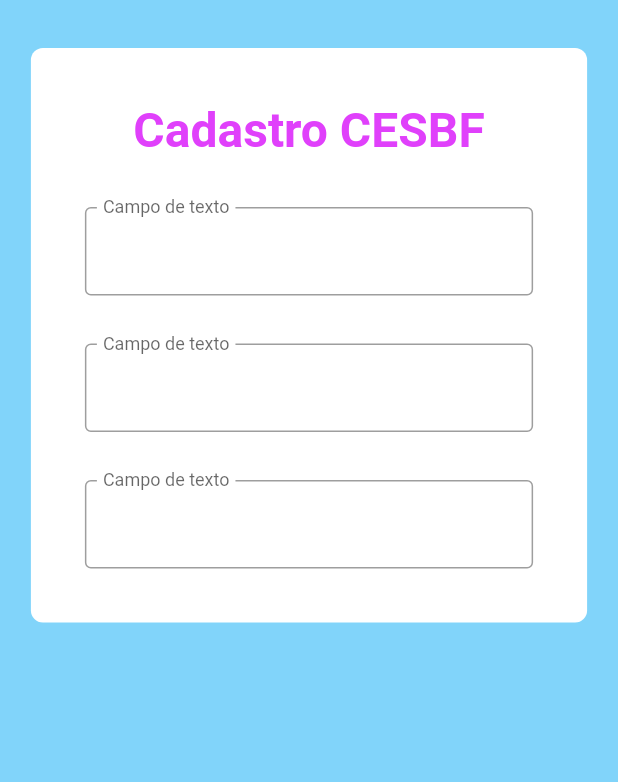
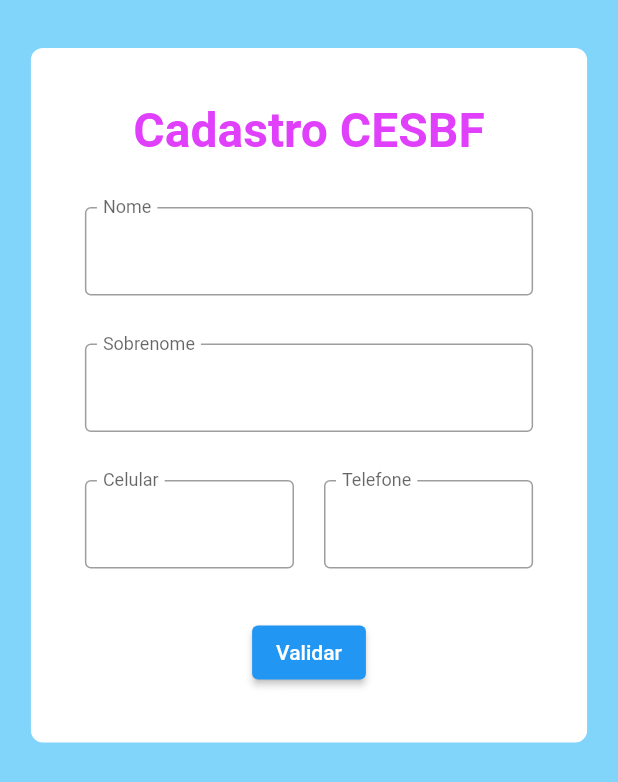
Before and after one commit to NEMJ/formulario, a Flutter app: the screen it shows after launch, on a phone screen of 412 x 824 dp. Shown: the top 782 px of the screen. Run offline on Flutter 3.47's test engine with Material 2 defaults, Android fonts, the phone set to English and light mode, and no system bars.

Commit message:
campo de texto adicionado

```diff
--- /dev/null
+++ b/lib/controllers/form_controllers.dart
@@ -0,0 +1,7 @@
+import 'package:flutter/material.dart';
+
+class Controllers {
+  static TextEditingController nameController = TextEditingController();
+  static TextEditingController lastNameController = TextEditingController();
+  static TextEditingController celularController = TextEditingController();
+}
--- a/lib/pages/main_page.dart
+++ b/lib/pages/main_page.dart
@@ -1,4 +1,5 @@
 import 'package:flutter/material.dart';
+import '../controllers/form_controllers.dart';
 
 class MainPage extends StatefulWidget {
   const MainPage({super.key});
@@ -19,7 +20,7 @@ class _MainPageState extends State<MainPage> {
       backgroundColor: Colors.lightBlue[200],
       body: SingleChildScrollView(
         child: Padding(
-          padding: const EdgeInsets.only(top: 32.0),
+          padding: const EdgeInsets.symmetric(vertical: 32.0),
           child: Center(
             child: Container(
               padding: const EdgeInsets.all(36.0),
@@ -29,8 +30,8 @@ class _MainPageState extends State<MainPage> {
                 borderRadius: BorderRadius.circular(8),
               ),
               child: Column(
-                children: const [
-                  Text(
+                children: [
+                  const Text(
                     'Cadastro CESBF',
                     style: TextStyle(
                       fontSize: 32,
@@ -38,29 +39,57 @@ class _MainPageState extends State<MainPage> {
                       color: Colors.purpleAccent,
                     ),
                   ),
-                  SizedBox(height: 32),
+                  const SizedBox(height: 32),
                   TextField(
-                    decoration: InputDecoration(
-                      labelText: 'Campo de texto',
+                    controller: Controllers.nameController,
+                    decoration: const InputDecoration(
+                      labelText: 'Nome',
                       floatingLabelBehavior: FloatingLabelBehavior.always,
                       border: OutlineInputBorder(),
                     ),
                   ),
-                  SizedBox(height: 32),
+                  const SizedBox(height: 32),
                   TextField(
-                    decoration: InputDecoration(
-                      labelText: 'Campo de texto',
+                    controller: Controllers.lastNameController,
+                    decoration: const InputDecoration(
+                      labelText: 'Sobrenome',
                       floatingLabelBehavior: FloatingLabelBehavior.always,
                       border: OutlineInputBorder(),
                     ),
                   ),
-                  SizedBox(height: 32),
-                  TextField(
-                    decoration: InputDecoration(
-                      labelText: 'Campo de texto',
-                      floatingLabelBehavior: FloatingLabelBehavior.always,
-                      border: OutlineInputBorder(),
-                    ),
+                  const SizedBox(height: 32),
+                  Row(
+                    children: [
+                      Flexible(
+                        child: TextField(
+                          controller: Controllers.celularController,
+                          decoration: const InputDecoration(
+                            labelText: 'Celular',
+                            floatingLabelBehavior: FloatingLabelBehavior.always,
+                            border: OutlineInputBorder(),
+                          ),
+                        ),
+                      ),
+                      const SizedBox(width: 20),
+                      Flexible(
+                        child: TextField(
+                          decoration: const InputDecoration(
+                            labelText: 'Telefone',
+                            floatingLabelBehavior: FloatingLabelBehavior.always,
+                            border: OutlineInputBorder(),
+                          ),
+                        ),
+                      ),
+                    ],
+                  ),
+                  const SizedBox(height: 32),
+                  ElevatedButton(
+                    child: const Text('Validar'),
+                    onPressed: () {
+                      print(Controllers.nameController.text);
+                      print(Controllers.lastNameController.text);
+                      print(Controllers.celularController.text);
+                    },
                   ),
                 ],
               ),
```
